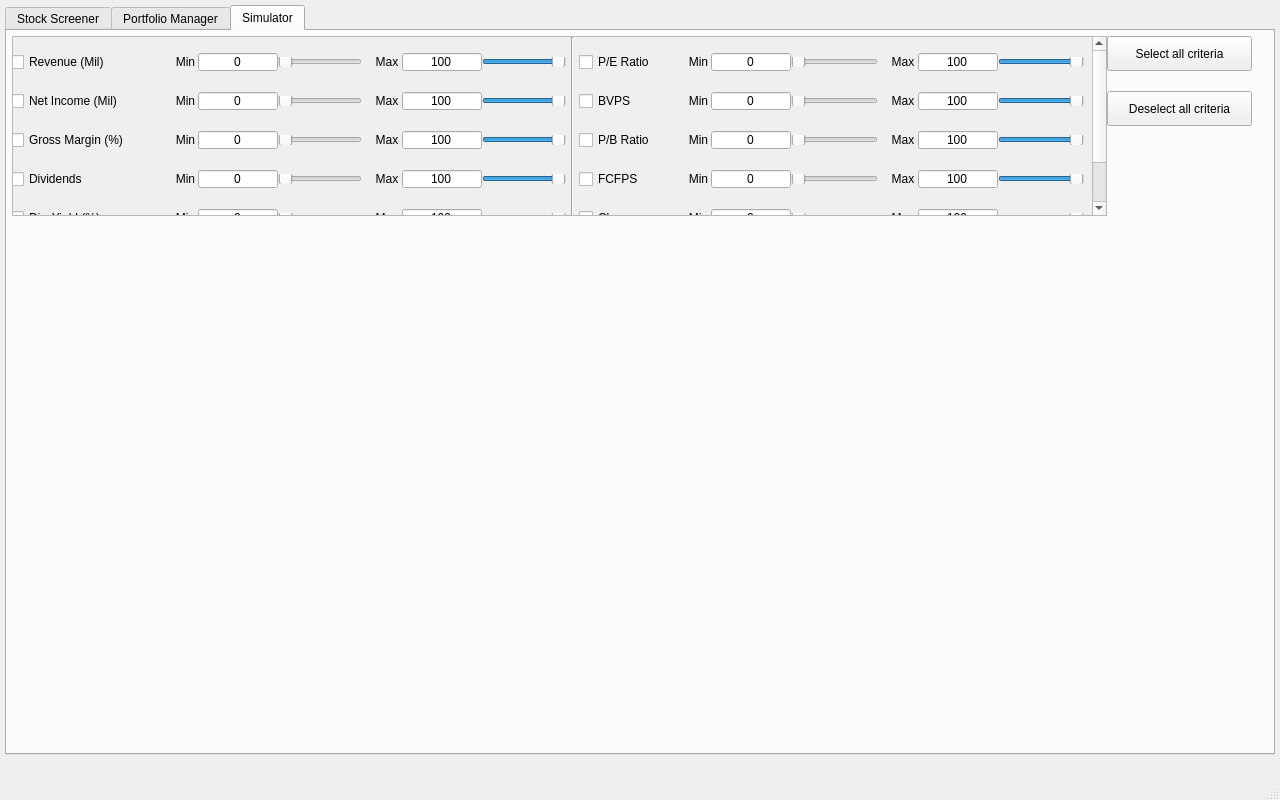
First picture: the form in QT/MainWindow.ui, repository Gendostie/market-analysis, before the edit.
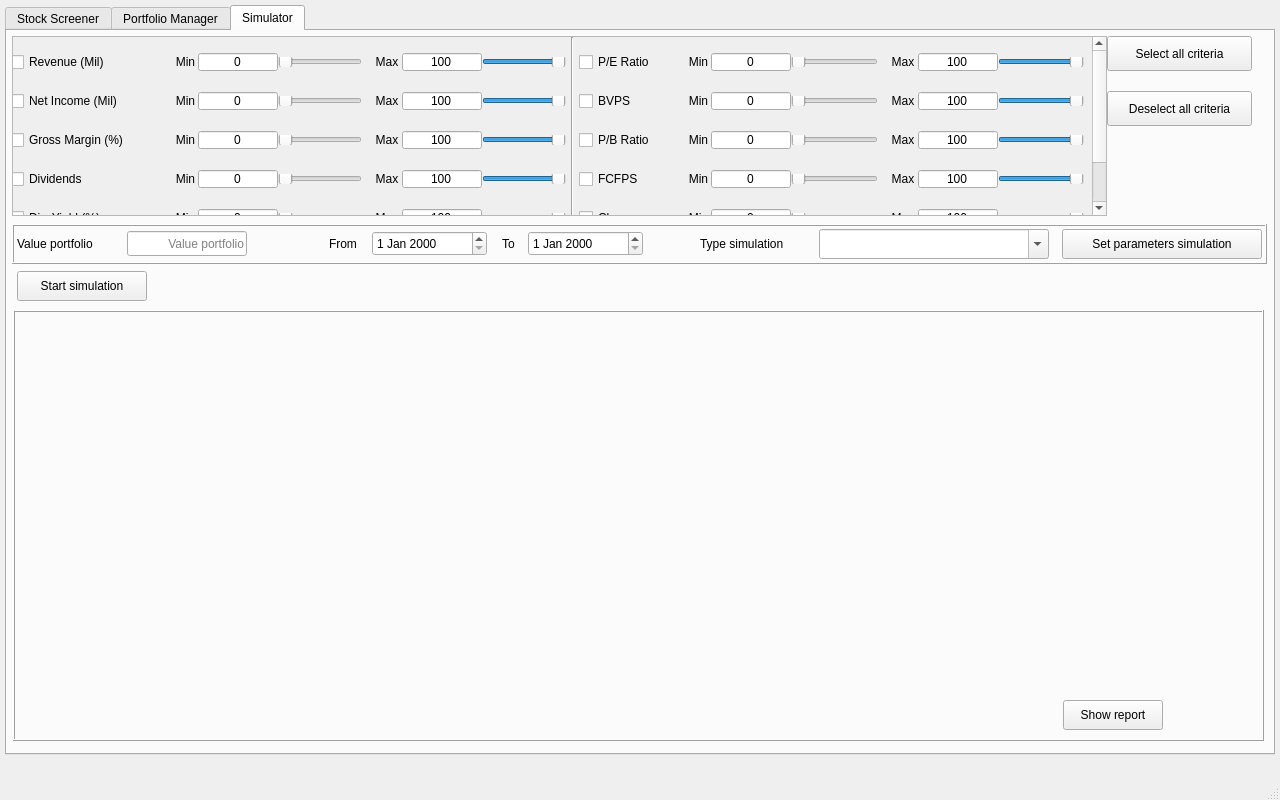
Second picture: the form after the edit. The open tabs and pages were chosen to show the change.

Commit message: Create interface qt front end of simulation

```diff
--- a/QT/MainWindow.ui
+++ b/QT/MainWindow.ui
@@ -6895,6 +6895,341 @@
        </widget>
       </widget>
      </widget>
+     <widget class="QPushButton" name="btn_startSimulation">
+      <property name="geometry">
+       <rect>
+        <x>10</x>
+        <y>240</y>
+        <width>130</width>
+        <height>30</height>
+       </rect>
+      </property>
+      <property name="minimumSize">
+       <size>
+        <width>120</width>
+        <height>30</height>
+       </size>
+      </property>
+      <property name="maximumSize">
+       <size>
+        <width>130</width>
+        <height>30</height>
+       </size>
+      </property>
+      <property name="text">
+       <string>Start simulation</string>
+      </property>
+     </widget>
+     <widget class="QFrame" name="frame">
+      <property name="geometry">
+       <rect>
+        <x>6</x>
+        <y>279</y>
+        <width>1251</width>
+        <height>431</height>
+       </rect>
+      </property>
+      <property name="frameShape">
+       <enum>QFrame::Box</enum>
+      </property>
+      <property name="frameShadow">
+       <enum>QFrame::Raised</enum>
+      </property>
+      <widget class="QWidget" name="widget_plot" native="true">
+       <property name="geometry">
+        <rect>
+         <x>140</x>
+         <y>10</y>
+         <width>780</width>
+         <height>410</height>
+        </rect>
+       </property>
+      </widget>
+      <widget class="QPushButton" name="btn_showReport">
+       <property name="geometry">
+        <rect>
+         <x>1050</x>
+         <y>390</y>
+         <width>100</width>
+         <height>30</height>
+        </rect>
+       </property>
+       <property name="minimumSize">
+        <size>
+         <width>100</width>
+         <height>30</height>
+        </size>
+       </property>
+       <property name="maximumSize">
+        <size>
+         <width>115</width>
+         <height>30</height>
+        </size>
+       </property>
+       <property name="text">
+        <string>Show report</string>
+       </property>
+      </widget>
+     </widget>
+     <widget class="QFrame" name="frame_2">
+      <property name="geometry">
+       <rect>
+        <x>5</x>
+        <y>193</y>
+        <width>1255</width>
+        <height>40</height>
+       </rect>
+      </property>
+      <property name="minimumSize">
+       <size>
+        <width>1255</width>
+        <height>40</height>
+       </size>
+      </property>
+      <property name="maximumSize">
+       <size>
+        <width>1255</width>
+        <height>40</height>
+       </size>
+      </property>
+      <property name="frameShape">
+       <enum>QFrame::Box</enum>
+      </property>
+      <property name="frameShadow">
+       <enum>QFrame::Raised</enum>
+      </property>
+      <widget class="QPushButton" name="btn_setParamsSimulation">
+       <property name="geometry">
+        <rect>
+         <x>1050</x>
+         <y>5</y>
+         <width>200</width>
+         <height>30</height>
+        </rect>
+       </property>
+       <property name="minimumSize">
+        <size>
+         <width>200</width>
+         <height>30</height>
+        </size>
+       </property>
+       <property name="maximumSize">
+        <size>
+         <width>200</width>
+         <height>30</height>
+        </size>
+       </property>
+       <property name="text">
+        <string>Set parameters simulation</string>
+       </property>
+      </widget>
+      <widget class="QLabel" name="label_valuePortfolio">
+       <property name="geometry">
+        <rect>
+         <x>5</x>
+         <y>7</y>
+         <width>110</width>
+         <height>25</height>
+        </rect>
+       </property>
+       <property name="minimumSize">
+        <size>
+         <width>110</width>
+         <height>25</height>
+        </size>
+       </property>
+       <property name="maximumSize">
+        <size>
+         <width>110</width>
+         <height>25</height>
+        </size>
+       </property>
+       <property name="text">
+        <string>Value portfolio</string>
+       </property>
+      </widget>
+      <widget class="QDateEdit" name="dateEdit_simulatorFrom">
+       <property name="geometry">
+        <rect>
+         <x>360</x>
+         <y>7</y>
+         <width>115</width>
+         <height>25</height>
+        </rect>
+       </property>
+       <property name="minimumSize">
+        <size>
+         <width>115</width>
+         <height>25</height>
+        </size>
+       </property>
+       <property name="maximumSize">
+        <size>
+         <width>115</width>
+         <height>25</height>
+        </size>
+       </property>
+      </widget>
+      <widget class="QDateEdit" name="dateEdit_simulatorTo">
+       <property name="geometry">
+        <rect>
+         <x>516</x>
+         <y>7</y>
+         <width>115</width>
+         <height>25</height>
+        </rect>
+       </property>
+       <property name="minimumSize">
+        <size>
+         <width>115</width>
+         <height>25</height>
+        </size>
+       </property>
+       <property name="maximumSize">
+        <size>
+         <width>115</width>
+         <height>25</height>
+        </size>
+       </property>
+      </widget>
+      <widget class="QLabel" name="label_dateFrom">
+       <property name="geometry">
+        <rect>
+         <x>317</x>
+         <y>7</y>
+         <width>40</width>
+         <height>25</height>
+        </rect>
+       </property>
+       <property name="minimumSize">
+        <size>
+         <width>40</width>
+         <height>25</height>
+        </size>
+       </property>
+       <property name="maximumSize">
+        <size>
+         <width>40</width>
+         <height>25</height>
+        </size>
+       </property>
+       <property name="text">
+        <string>From</string>
+       </property>
+      </widget>
+      <widget class="QLabel" name="label_dateTo">
+       <property name="geometry">
+        <rect>
+         <x>490</x>
+         <y>5</y>
+         <width>22</width>
+         <height>30</height>
+        </rect>
+       </property>
+       <property name="minimumSize">
+        <size>
+         <width>22</width>
+         <height>30</height>
+        </size>
+       </property>
+       <property name="maximumSize">
+        <size>
+         <width>22</width>
+         <height>30</height>
+        </size>
+       </property>
+       <property name="text">
+        <string>To</string>
+       </property>
+      </widget>
+      <widget class="QLineEdit" name="lineEdit_valuePortfolio">
+       <property name="geometry">
+        <rect>
+         <x>115</x>
+         <y>7</y>
+         <width>120</width>
+         <height>25</height>
+        </rect>
+       </property>
+       <property name="minimumSize">
+        <size>
+         <width>120</width>
+         <height>25</height>
+        </size>
+       </property>
+       <property name="maximumSize">
+        <size>
+         <width>120</width>
+         <height>25</height>
+        </size>
+       </property>
+       <property name="text">
+        <string/>
+       </property>
+       <property name="maxLength">
+        <number>32767</number>
+       </property>
+       <property name="alignment">
+        <set>Qt::AlignRight|Qt::AlignTrailing|Qt::AlignVCenter</set>
+       </property>
+       <property name="placeholderText">
+        <string>Value portfolio</string>
+       </property>
+      </widget>
+      <widget class="QLabel" name="label">
+       <property name="geometry">
+        <rect>
+         <x>688</x>
+         <y>7</y>
+         <width>115</width>
+         <height>25</height>
+        </rect>
+       </property>
+       <property name="minimumSize">
+        <size>
+         <width>115</width>
+         <height>25</height>
+        </size>
+       </property>
+       <property name="maximumSize">
+        <size>
+         <width>115</width>
+         <height>25</height>
+        </size>
+       </property>
+       <property name="text">
+        <string>Type simulation</string>
+       </property>
+      </widget>
+      <widget class="QComboBox" name="comboBox">
+       <property name="geometry">
+        <rect>
+         <x>807</x>
+         <y>5</y>
+         <width>230</width>
+         <height>30</height>
+        </rect>
+       </property>
+       <property name="minimumSize">
+        <size>
+         <width>230</width>
+         <height>30</height>
+        </size>
+       </property>
+       <property name="maximumSize">
+        <size>
+         <width>240</width>
+         <height>30</height>
+        </size>
+       </property>
+       <property name="editable">
+        <bool>true</bool>
+       </property>
+       <property name="currentText">
+        <string/>
+       </property>
+      </widget>
+     </widget>
     </widget>
    </widget>
   </widget>
```
Left out of the diff: 14 changed lines with no effect on the pictures. The commit also changes 1 other file.
